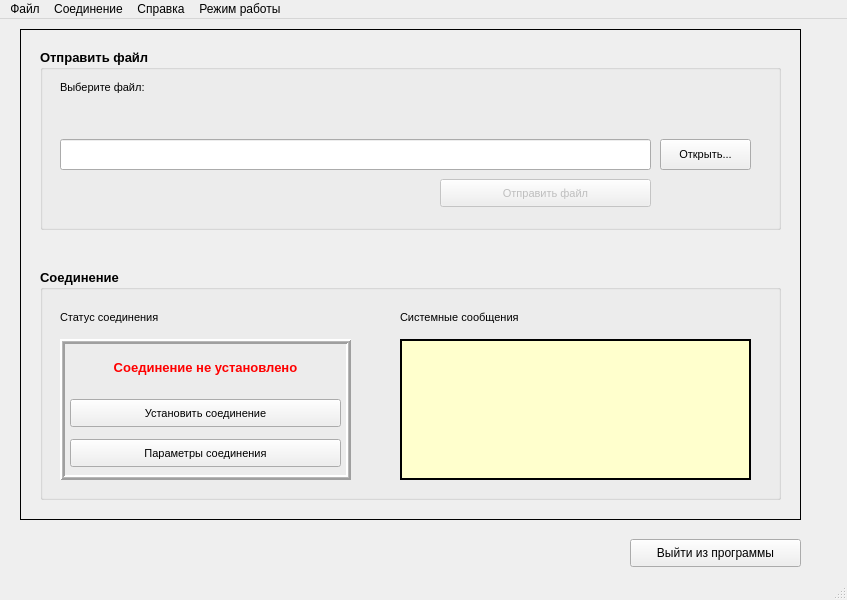
slmir/test, file first/mainwindow.ui: the form before one commit.
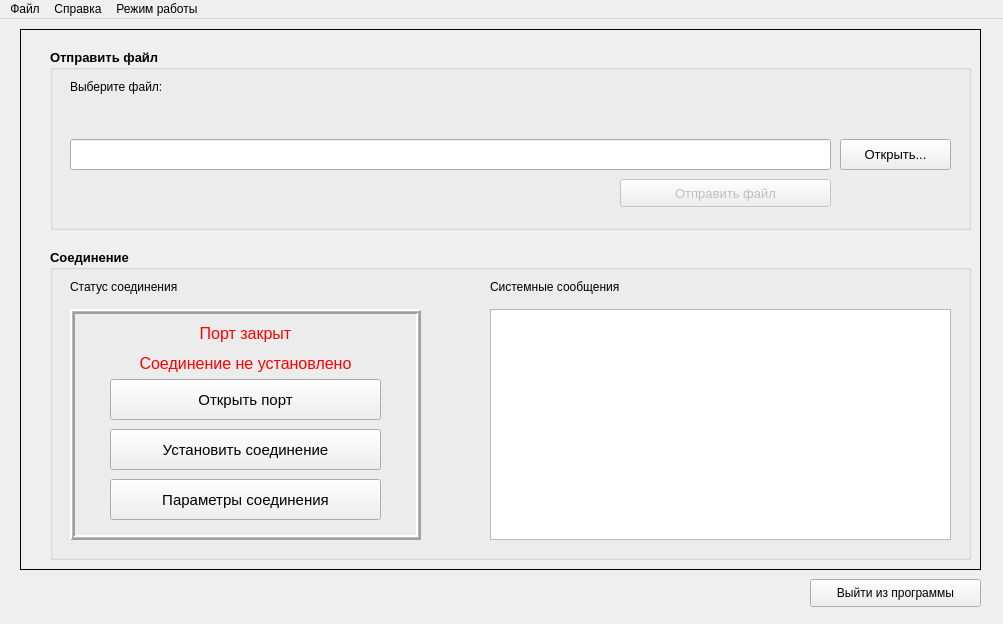
The form after the commit.

```diff
--- a/first/mainwindow.ui
+++ b/first/mainwindow.ui
@@ -6,8 +6,8 @@
    <rect>
     <x>0</x>
     <y>0</y>
-    <width>847</width>
-    <height>600</height>
+    <width>1003</width>
+    <height>624</height>
    </rect>
   </property>
   <property name="windowTitle">
@@ -19,8 +19,8 @@
      <rect>
       <x>20</x>
       <y>10</y>
-      <width>781</width>
-      <height>491</height>
+      <width>961</width>
+      <height>541</height>
      </rect>
     </property>
     <property name="frameShape">
@@ -38,10 +38,10 @@
     <widget class="QGroupBox" name="Connect_groupBox">
      <property name="geometry">
       <rect>
-       <x>20</x>
-       <y>240</y>
-       <width>741</width>
-       <height>231</height>
+       <x>30</x>
+       <y>220</y>
+       <width>921</width>
+       <height>311</height>
       </rect>
      </property>
      <property name="font">
@@ -61,9 +61,9 @@
       <property name="geometry">
        <rect>
         <x>20</x>
-        <y>70</y>
-        <width>291</width>
-        <height>141</height>
+        <y>60</y>
+        <width>351</width>
+        <height>231</height>
        </rect>
       </property>
       <property name="frameShape">
@@ -81,12 +81,19 @@
       <widget class="QLabel" name="Connection_status_label">
        <property name="geometry">
         <rect>
-         <x>20</x>
-         <y>20</y>
-         <width>251</width>
-         <height>16</height>
+         <x>40</x>
+         <y>39</y>
+         <width>271</width>
+         <height>31</height>
         </rect>
        </property>
+       <property name="font">
+        <font>
+         <pointsize>12</pointsize>
+         <weight>50</weight>
+         <bold>false</bold>
+        </font>
+       </property>
        <property name="styleSheet">
         <string notr="true">color: rgb(255, 0, 0);</string>
        </property>
@@ -103,35 +110,35 @@
        </property>
        <property name="geometry">
         <rect>
-         <x>10</x>
-         <y>60</y>
+         <x>40</x>
+         <y>70</y>
          <width>271</width>
-         <height>28</height>
+         <height>41</height>
         </rect>
        </property>
        <property name="font">
         <font>
-         <pointsize>8</pointsize>
+         <pointsize>11</pointsize>
          <weight>50</weight>
          <bold>false</bold>
         </font>
        </property>
        <property name="text">
-        <string>Установить соединение</string>
+        <string>Открыть порт</string>
        </property>
       </widget>
       <widget class="QPushButton" name="Parameters_connect_button">
        <property name="geometry">
         <rect>
-         <x>10</x>
-         <y>100</y>
+         <x>40</x>
+         <y>170</y>
          <width>271</width>
-         <height>28</height>
+         <height>41</height>
         </rect>
        </property>
        <property name="font">
         <font>
-         <pointsize>8</pointsize>
+         <pointsize>11</pointsize>
          <weight>50</weight>
          <bold>false</bold>
         </font>
@@ -140,19 +147,68 @@
         <string>Параметры соединения</string>
        </property>
       </widget>
+      <widget class="QPushButton" name="Do_connection_button">
+       <property name="enabled">
+        <bool>true</bool>
+       </property>
+       <property name="geometry">
+        <rect>
+         <x>40</x>
+         <y>120</y>
+         <width>271</width>
+         <height>41</height>
+        </rect>
+       </property>
+       <property name="font">
+        <font>
+         <pointsize>11</pointsize>
+         <weight>50</weight>
+         <bold>false</bold>
+        </font>
+       </property>
+       <property name="text">
+        <string>Установить соединение</string>
+       </property>
+      </widget>
+      <widget class="QLabel" name="Port_status_label">
+       <property name="geometry">
+        <rect>
+         <x>40</x>
+         <y>9</y>
+         <width>271</width>
+         <height>31</height>
+        </rect>
+       </property>
+       <property name="font">
+        <font>
+         <pointsize>12</pointsize>
+         <weight>50</weight>
+         <bold>false</bold>
+        </font>
+       </property>
+       <property name="styleSheet">
+        <string notr="true">color: rgb(255, 0, 0);</string>
+       </property>
+       <property name="text">
+        <string>Порт закрыт</string>
+       </property>
+       <property name="alignment">
+        <set>Qt::AlignCenter</set>
+       </property>
+      </widget>
      </widget>
      <widget class="QLabel" name="Connect_status_frame_label">
       <property name="geometry">
        <rect>
         <x>20</x>
-        <y>40</y>
+        <y>30</y>
         <width>141</width>
         <height>16</height>
        </rect>
       </property>
       <property name="font">
        <font>
-        <pointsize>8</pointsize>
+        <pointsize>9</pointsize>
         <weight>50</weight>
         <bold>false</bold>
        </font>
@@ -161,43 +217,18 @@
        <string>Статус соединения</string>
       </property>
      </widget>
-     <widget class="QFrame" name="frame_4">
-      <property name="geometry">
-       <rect>
-        <x>360</x>
-        <y>70</y>
-        <width>351</width>
-        <height>141</height>
-       </rect>
-      </property>
-      <property name="styleSheet">
-       <string notr="true">background-color: rgb(255, 255, 205);</string>
-      </property>
-      <property name="frameShape">
-       <enum>QFrame::Box</enum>
-      </property>
-      <property name="frameShadow">
-       <enum>QFrame::Plain</enum>
-      </property>
-      <property name="lineWidth">
-       <number>2</number>
-      </property>
-      <property name="midLineWidth">
-       <number>1</number>
-      </property>
-     </widget>
      <widget class="QLabel" name="System_message_label">
       <property name="geometry">
        <rect>
-        <x>360</x>
-        <y>40</y>
+        <x>440</x>
+        <y>30</y>
         <width>171</width>
         <height>16</height>
        </rect>
       </property>
       <property name="font">
        <font>
-        <pointsize>8</pointsize>
+        <pointsize>9</pointsize>
         <weight>50</weight>
         <bold>false</bold>
        </font>
@@ -206,13 +237,30 @@
        <string>Системные сообщения</string>
       </property>
      </widget>
+     <widget class="QTableWidget" name="System_messages_tableWidget">
+      <property name="geometry">
+       <rect>
+        <x>440</x>
+        <y>60</y>
+        <width>461</width>
+        <height>231</height>
+       </rect>
+      </property>
+      <property name="font">
+       <font>
+        <pointsize>9</pointsize>
+        <weight>50</weight>
+        <bold>false</bold>
+       </font>
+      </property>
+     </widget>
     </widget>
     <widget class="QGroupBox" name="Send_file_gropubox">
      <property name="geometry">
       <rect>
-       <x>20</x>
+       <x>30</x>
        <y>20</y>
-       <width>741</width>
+       <width>921</width>
        <height>181</height>
       </rect>
      </property>
@@ -235,7 +283,7 @@
       </property>
       <property name="geometry">
        <rect>
-        <x>400</x>
+        <x>570</x>
         <y>130</y>
         <width>211</width>
         <height>28</height>
@@ -243,7 +291,7 @@
       </property>
       <property name="font">
        <font>
-        <pointsize>8</pointsize>
+        <pointsize>10</pointsize>
         <weight>50</weight>
         <bold>false</bold>
        </font>
@@ -260,7 +308,7 @@
        <rect>
         <x>20</x>
         <y>90</y>
-        <width>591</width>
+        <width>761</width>
         <height>31</height>
        </rect>
       </property>
@@ -282,7 +330,7 @@
       </property>
       <property name="font">
        <font>
-        <pointsize>8</pointsize>
+        <pointsize>9</pointsize>
         <weight>50</weight>
         <bold>false</bold>
        </font>
@@ -294,15 +342,15 @@
      <widget class="QPushButton" name="Open_file_button">
       <property name="geometry">
        <rect>
-        <x>620</x>
+        <x>790</x>
         <y>90</y>
-        <width>91</width>
+        <width>111</width>
         <height>31</height>
        </rect>
       </property>
       <property name="font">
        <font>
-        <pointsize>8</pointsize>
+        <pointsize>10</pointsize>
         <weight>50</weight>
         <bold>false</bold>
        </font>
@@ -316,8 +364,8 @@
    <widget class="QPushButton" name="pushButton">
     <property name="geometry">
      <rect>
-      <x>630</x>
-      <y>520</y>
+      <x>810</x>
+      <y>560</y>
       <width>171</width>
       <height>28</height>
      </rect>
@@ -332,7 +380,7 @@
     <rect>
      <x>0</x>
      <y>0</y>
-     <width>847</width>
+     <width>1003</width>
      <height>20</height>
     </rect>
    </property>
@@ -342,12 +390,6 @@
     </property>
     <addaction name="action"/>
    </widget>
-   <widget class="QMenu" name="To_connect_menu">
-    <property name="title">
-     <string>Соединение</string>
-    </property>
-    <addaction name="action_5"/>
-   </widget>
    <widget class="QMenu" name="menu_3">
     <property name="title">
      <string>Справка</string>
@@ -362,11 +404,9 @@
     <addaction name="action_4"/>
    </widget>
    <addaction name="To_file_menu"/>
-   <addaction name="To_connect_menu"/>
    <addaction name="menu_3"/>
    <addaction name="menu"/>
   </widget>
-  <widget class="QStatusBar" name="statusbar"/>
   <action name="about_menu">
    <property name="text">
     <string>О программе...</string>
```
Left out of the diff: 2 changed lines with no effect on the pictures.
